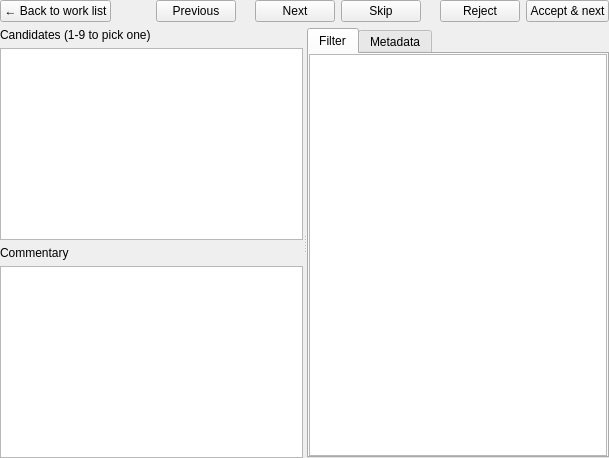
Qt form src/main/python/ui/worklisttitle.ui (3ll3d00d/beqdesigner) before a commit.
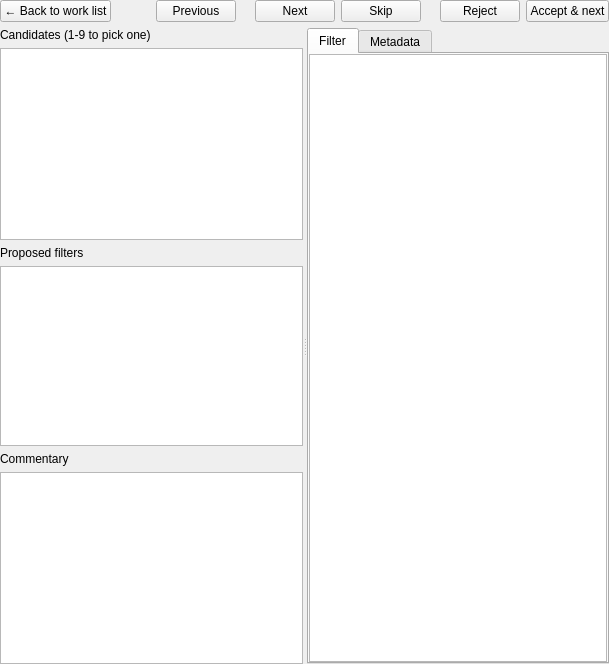
The same form after that commit. Custom widgets are drawn as their Qt base class.

Commit message: Display selected proposed filters in the title candidate pane

What changed in the file:
```diff
--- a/src/main/python/ui/worklisttitle.ui
+++ b/src/main/python/ui/worklisttitle.ui
@@ -48,6 +48,8 @@
        <property name="bottomMargin"><number>0</number></property>
        <item><widget class="QLabel" name="candidatesHeading"><property name="text"><string>Candidates (1-9 to pick one)</string></property></widget></item>
        <item><widget class="QListWidget" name="candidateList"><property name="minimumSize"><size><width>260</width><height>0</height></size></property></widget></item>
+       <item><widget class="QLabel" name="proposedFiltersHeading"><property name="text"><string>Proposed filters</string></property></widget></item>
+       <item><widget class="QTableView" name="proposedFilterView"><property name="editTriggers"><set>QAbstractItemView::NoEditTriggers</set></property><property name="maximumSize"><size><width>16777215</width><height>180</height></size></property></widget></item>
        <item><widget class="QLabel" name="commentaryHeading"><property name="text"><string>Commentary</string></property></widget></item>
        <item>
         <widget class="QTextBrowser" name="commentaryText">
```
The commit also changes 4 other files.
